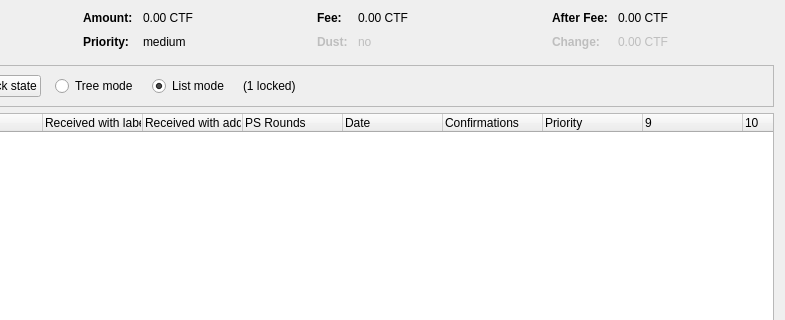
First picture: the form in src/qt/forms/coincontroldialog.ui, repository Bitcoin-Monster/BTCMonster, before the edit; both pictures show x 169 to 954 and y 0 to 320 of the 954 by 500 pixel window.
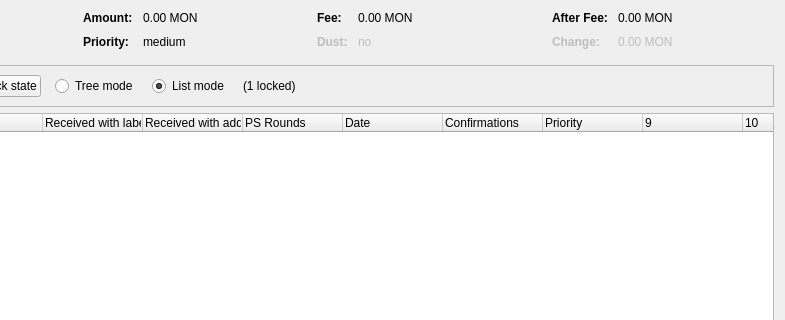
Second picture: the form after the edit. Custom widgets are drawn as their Qt base class.

The edit to the form file:
```diff
--- a/src/qt/forms/coincontroldialog.ui
+++ b/src/qt/forms/coincontroldialog.ui
@@ -132,7 +132,7 @@
           <enum>Qt::ActionsContextMenu</enum>
          </property>
          <property name="text">
-          <string notr="true">0.00 CTF</string>
+          <string notr="true">0.00 MON</string>
          </property>
          <property name="textInteractionFlags">
           <set>Qt::LinksAccessibleByMouse|Qt::TextSelectableByKeyboard|Qt::TextSelectableByMouse</set>
@@ -206,7 +206,7 @@
           <enum>Qt::ActionsContextMenu</enum>
          </property>
          <property name="text">
-          <string notr="true">0.00 CTF</string>
+          <string notr="true">0.00 MON</string>
          </property>
          <property name="textInteractionFlags">
           <set>Qt::LinksAccessibleByMouse|Qt::TextSelectableByKeyboard|Qt::TextSelectableByMouse</set>
@@ -286,7 +286,7 @@
           <enum>Qt::ActionsContextMenu</enum>
          </property>
          <property name="text">
-          <string notr="true">0.00 CTF</string>
+          <string notr="true">0.00 MON</string>
          </property>
          <property name="textInteractionFlags">
           <set>Qt::LinksAccessibleByMouse|Qt::TextSelectableByKeyboard|Qt::TextSelectableByMouse</set>
@@ -321,7 +321,7 @@
           <enum>Qt::ActionsContextMenu</enum>
          </property>
          <property name="text">
-          <string notr="true">0.00 CTF</string>
+          <string notr="true">0.00 MON</string>
          </property>
          <property name="textInteractionFlags">
           <set>Qt::LinksAccessibleByMouse|Qt::TextSelectableByKeyboard|Qt::TextSelectableByMouse</set>
```
